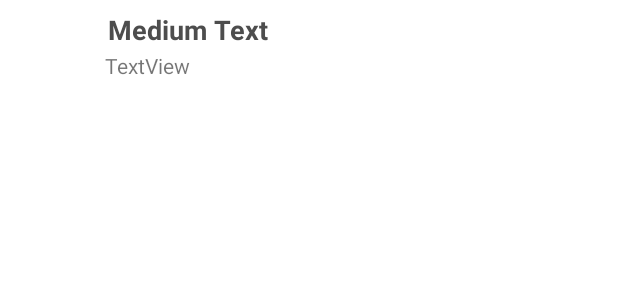
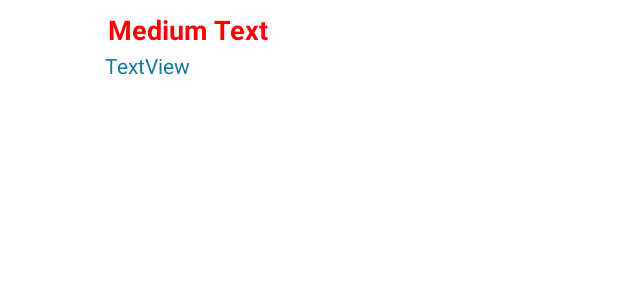
Before and after one commit to Talhamaq/dua, an Android app: the layout customizedlist.xml on its own in the app's theme, with its tools: preview values and no code run, on a phone screen of 412 x 824 dp. Shown: the top 300 px of the screen. Run offline under Robolectric (Android 15) with nearby library versions, the phone set to English and light mode, and no system bars.

Commit message:
latest changes, swipe and list page

```diff
--- a/app/src/main/java/com/example/dua/MainActivity.java
+++ b/app/src/main/java/com/example/dua/MainActivity.java
@@ -18,22 +18,28 @@ public class MainActivity extends AppCompatActivity {
         Intent intent=new Intent(MainActivity.this, MEList.class);
         if (view.getId() == R.id.evening) {
             intent.putExtra("name", R.array.m_e_Array);
+            System.out.println(R.array.m_e_Array);
             startActivity(intent);
         }
         if (view.getId() == R.id.Daily) {
             intent.putExtra("name", R.array.daily_array);
+            System.out.println(R.array.daily_array);
             startActivity(intent);        }
         if (view.getId() == R.id.Special) {
             intent.putExtra("name", R.array.special_array);
+            System.out.println(R.array.special_array);
             startActivity(intent);        }
         if (view.getId() == R.id.dhikr) {
             intent.putExtra("name", R.array.dhikr_array);
+            System.out.println(R.array.dhikr_array);
             startActivity(intent);        }
         if (view.getId() == R.id.prophet) {
             intent.putExtra("name", R.array.prophets_array);
+            System.out.println( R.array.prophets_array);
             startActivity(intent);        }
         if (view.getId() == R.id.hard_times) {
             intent.putExtra("name", R.array.hard_times_array);
+            System.out.println(R.array.hard_times_array);
             startActivity(intent);        }
     }
     }
--- a/app/src/main/res/layout/activity_dua_page.xml
+++ b/app/src/main/res/layout/activity_dua_page.xml
@@ -5,7 +5,8 @@
     android:layout_width="match_parent"
     android:layout_height="match_parent"
     android:id="@+id/screen"
-    tools:context=".duaPage">
+    tools:context=".duaPage"
+    android:background="#c2dde6">
 <androidx.constraintlayout.widget.ConstraintLayout
     android:layout_width="wrap_content"
     android:layout_height="wrap_content">
--- a/app/src/main/res/layout/activity_melist.xml
+++ b/app/src/main/res/layout/activity_melist.xml
@@ -1,7 +1,8 @@
 <?xml version="1.0" encoding="utf-8"?>
 <androidx.constraintlayout.widget.ConstraintLayout
     xmlns:android = "http://schemas.android.com/apk/res/android" xmlns:tools = "http://schemas.android.com/tools" android:layout_width = "match_parent"
-    android:layout_height = "match_parent">
+    android:layout_height = "match_parent"
+    >
     <LinearLayout
         android:layout_width = "match_parent"
         android:layout_height = "match_parent"
--- a/app/src/main/res/layout/customizedlist.xml
+++ b/app/src/main/res/layout/customizedlist.xml
@@ -2,7 +2,7 @@
 <LinearLayout xmlns:android="http://schemas.android.com/apk/res/android"
     android:layout_width="match_parent"
     android:layout_height="match_parent"
-    android:orientation="horizontal" >
+    android:orientation="horizontal">
 
     <ImageView
         android:id="@+id/icon"
@@ -10,7 +10,8 @@
         android:layout_height="60dp"
         android:padding="5dp" />
 
-    <LinearLayout android:layout_width="wrap_content"
+    <LinearLayout
+        android:layout_width="wrap_content"
         android:layout_height="wrap_content"
         android:orientation="vertical">
 
@@ -18,18 +19,20 @@
             android:id="@+id/title"
             android:layout_width="wrap_content"
             android:layout_height="wrap_content"
-            android:text="Medium Text"
-            android:textStyle="bold"
-            android:textAppearance="?android:attr/textAppearanceMedium"
             android:layout_marginLeft="10dp"
             android:layout_marginTop="5dp"
             android:padding="2dp"
-            android:textColor="#4d4d4d" />
+            android:text="Medium Text"
+            android:textAppearance="?android:attr/textAppearanceMedium"
+            android:textColor="#ff0000"
+            android:textStyle="bold" />
+
         <TextView
             android:id="@+id/subtitle"
             android:layout_width="wrap_content"
             android:layout_height="wrap_content"
-            android:text="TextView"
-            android:layout_marginLeft="10dp"/>
+            android:layout_marginLeft="10dp"
+            android:textColor="#107896"
+            android:text="TextView" />
     </LinearLayout>
 </LinearLayout>
--- a/build.gradle
+++ b/build.gradle
@@ -7,7 +7,7 @@ buildscript {
 
     }
     dependencies {
-        classpath 'com.android.tools.build:gradle:3.5.3'
+        classpath 'com.android.tools.build:gradle:3.6.3'
         apply plugin: 'maven'
 
         // NOTE: Do not place your application dependencies here; they belong
```
Also changed, not shown: app/src/main/java/com/example/dua/CustomAdapter.java (+20 -4 lines), app/src/main/java/com/example/dua/Dua.java (+21 -1 lines), app/src/main/java/com/example/dua/MEList.java (+18 -3 lines), gradle/wrapper/gradle-wrapper.properties.
